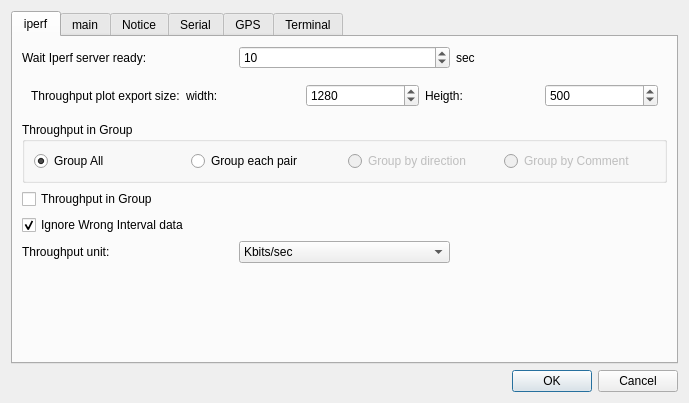
First picture: the form in qiperfc/src/dlgoption.ui, repository coolshou/qiperf, before the edit.
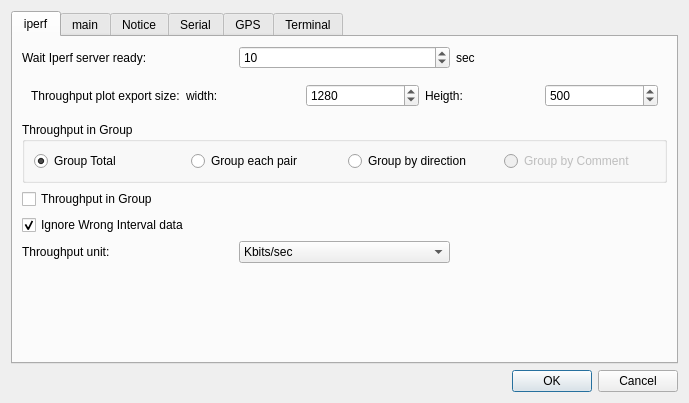
Second picture: the form after the edit. Icons and pictures are not drawn.

What changed in the file:
```diff
--- a/qiperfc/src/dlgoption.ui
+++ b/qiperfc/src/dlgoption.ui
@@ -195,7 +195,7 @@
           <item>
            <widget class="QRadioButton" name="rbTPGroupAll">
             <property name="text">
-             <string>Group All</string>
+             <string>Group Total</string>
             </property>
             <property name="checked">
              <bool>true</bool>
@@ -212,7 +212,7 @@
           <item>
            <widget class="QRadioButton" name="rbTPGroupDirection">
             <property name="enabled">
-             <bool>false</bool>
+             <bool>true</bool>
             </property>
             <property name="text">
              <string>Group by direction</string>
```
